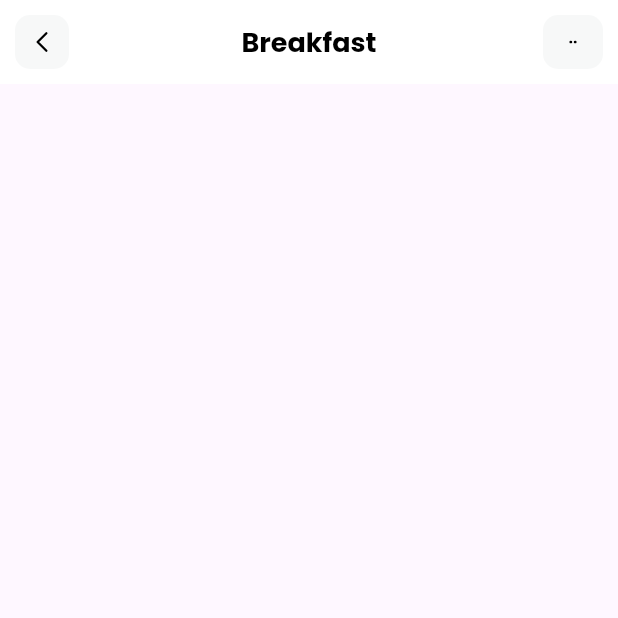
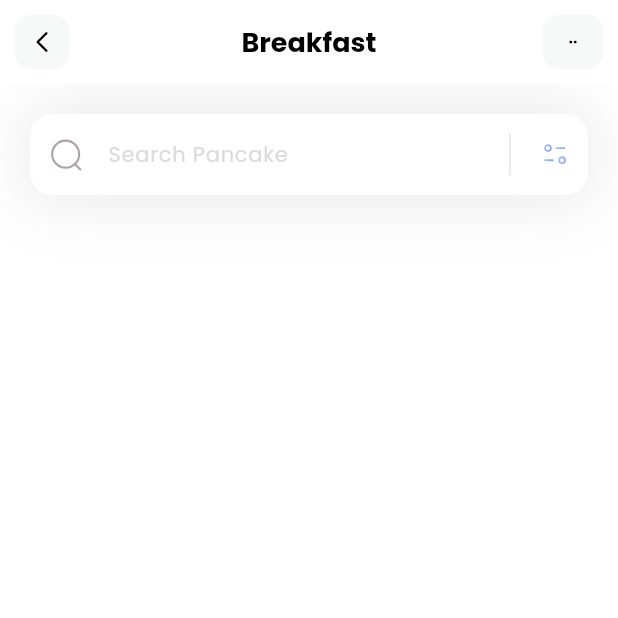
Before and after one commit to WieRuindl/flutter_diet_recommendations_app, a Flutter app: the screen it shows after launch, on a phone screen of 412 x 824 dp, the top half of it. Run offline on Flutter 3.47's test engine with Material 3 defaults, Android fonts, the phone set to English and light mode, and no system bars; our stand-ins replace flutter_svg.

Commit message:
added custom searchBar

```diff
--- /dev/null
+++ b/lib/components/my_search_bar.dart
@@ -0,0 +1,62 @@
+import 'package:flutter/material.dart';
+import 'package:flutter_svg/flutter_svg.dart';
+
+class MySearchBar extends StatelessWidget {
+  const MySearchBar({super.key});
+
+  @override
+  Widget build(BuildContext context) {
+    return Container(
+      margin: const EdgeInsets.only(top: 20, left: 20, right: 20),
+      decoration: BoxDecoration(
+          boxShadow: [
+            BoxShadow(
+                color: const Color(0xff1D1617).withOpacity(0.11),
+                blurRadius: 40,
+                spreadRadius: 0.0
+            )
+          ]
+      ),
+      child: TextField(
+        decoration: InputDecoration(
+            filled: true,
+            fillColor: Colors.white,
+            contentPadding: const EdgeInsets.all(15),
+            hintText: 'Search Pancake',
+            hintStyle: const TextStyle(
+              color: Color(0xffDDDADA),
+              fontSize: 14,
+            ),
+            prefixIcon: Padding(
+              padding: const EdgeInsets.all(12.0),
+              child: SvgPicture.asset('assets/icons/Search.svg'),
+            ),
+            suffixIcon: SizedBox(
+              width: 100,
+              child: IntrinsicHeight(
+                child: Row(
+                  mainAxisAlignment: MainAxisAlignment.end,
+                  children: [
+                    const VerticalDivider(
+                      indent: 10,
+                      endIndent: 10,
+                      color: Colors.black,
+                      thickness: 0.1,
+                    ),
+                    Padding(
+                      padding: const EdgeInsets.all(12.0),
+                      child: SvgPicture.asset('assets/icons/Filter.svg'),
+                    ),
+                  ],
+                ),
+              ),
+            ),
+            border: OutlineInputBorder(
+                borderRadius: BorderRadius.circular(15),
+                borderSide: BorderSide.none
+            )
+        ),
+      ),
+    );
+  }
+}
--- a/lib/pages/home_page.dart
+++ b/lib/pages/home_page.dart
@@ -1,5 +1,7 @@
 import 'package:flutter/material.dart';
 import 'package:flutter_fitness_food_app/components/my_app_bar.dart';
+import 'package:flutter_fitness_food_app/components/my_search_bar.dart';
+import 'package:flutter_svg/flutter_svg.dart';
 
 class HomePage extends StatelessWidget {
   const HomePage({super.key});
@@ -7,10 +9,16 @@ class HomePage extends StatelessWidget {
   @override
   Widget build(BuildContext context) {
     return const Scaffold(
+      backgroundColor: Colors.white,
       appBar: PreferredSize(
         preferredSize: Size.fromHeight(kToolbarHeight),
         child: MyAppBar(),
       ),
+      body: Column(
+        children: [
+          MySearchBar(),
+        ],
+      ),
     );
   }
 }
```
